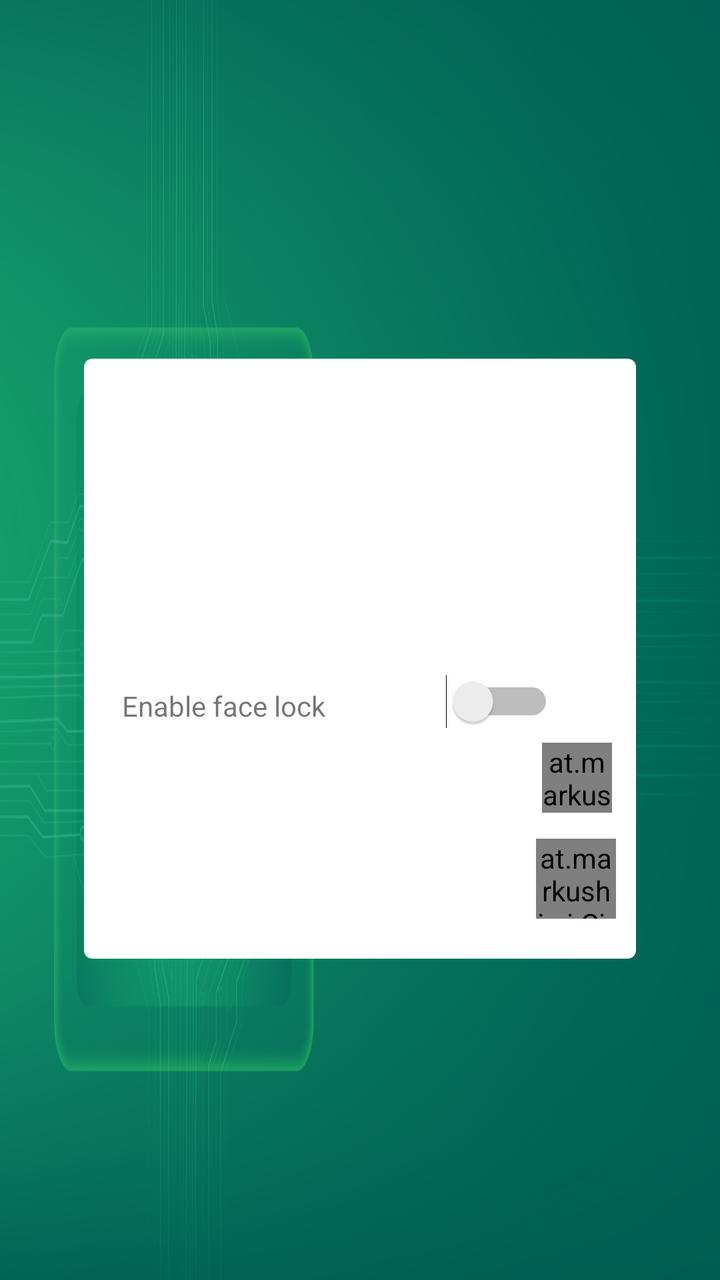
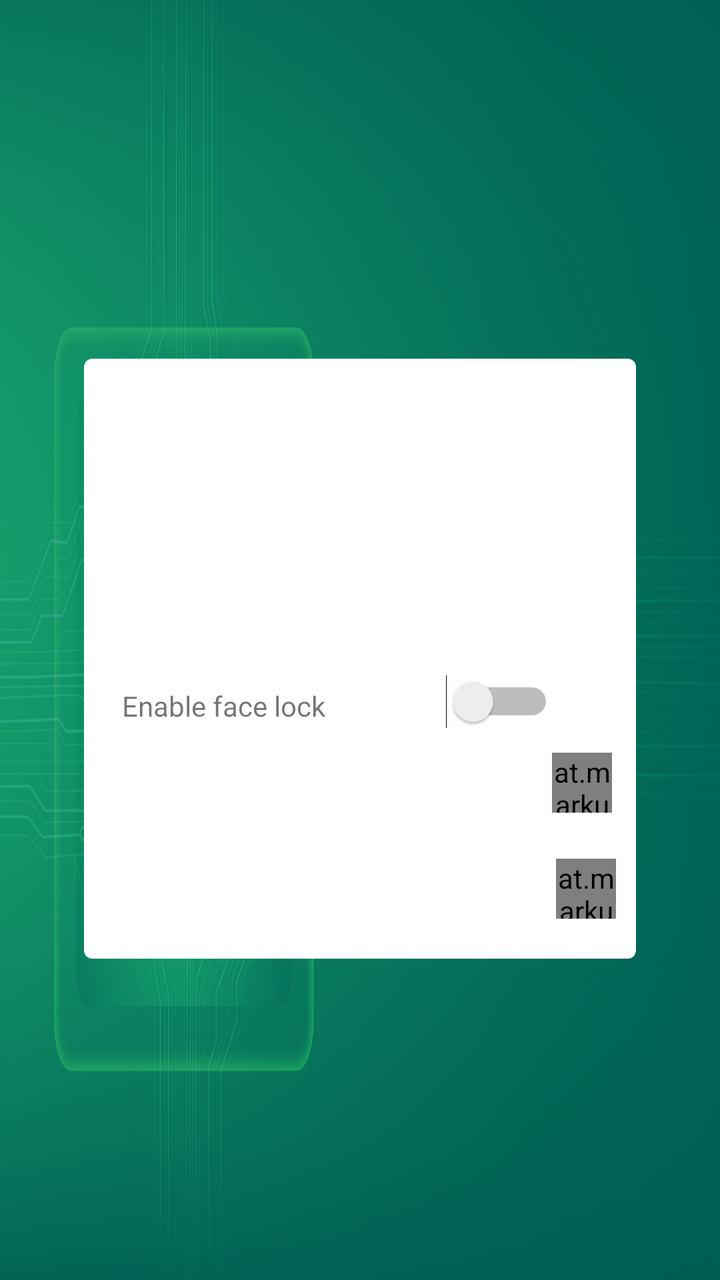

Before-and-after screenshots of an Android layout around one commit, followed by the original layout XML and the change that was made.
<!-- AndroidManifest.xml: application theme AppTheme -->
<!-- res/layout/activity_main.xml -->
<?xml version="1.0" encoding="utf-8"?>
<android.support.constraint.ConstraintLayout xmlns:android="http://schemas.android.com/apk/res/android"
  xmlns:app="http://schemas.android.com/apk/res-auto"
  xmlns:tools="http://schemas.android.com/tools"
  android:layout_width="match_parent"
  android:layout_height="match_parent"
  android:background="@drawable/background"
  tools:context=".MainActivity"
  >

  <View
    android:id="@+id/opacityFilter"
    android:layout_width="0dp"
    android:layout_height="0dp"
    android:layout_alignParentBottom="true"
    android:alpha="0.7"
    android:background="@color/colorPrimary"
    app:layout_constraintBottom_toBottomOf="parent"
    app:layout_constraintEnd_toEndOf="parent"
    app:layout_constraintHorizontal_bias="0.0"
    app:layout_constraintStart_toStartOf="parent"
    app:layout_constraintTop_toTopOf="parent"
    app:layout_constraintVertical_bias="0.0"></View>

  <android.support.v7.widget.CardView xmlns:card_view="http://schemas.android.com/apk/res-auto"
    android:id="@+id/cardView"
    android:layout_width="0dp"
    android:layout_height="300dp"
    android:layout_marginStart="42dp"
    android:layout_marginEnd="42dp"
    card_view:cardPreventCornerOverlap="false"
    android:elevation="5dp"
    card_view:cardCornerRadius="4dp"
    card_view:layout_constraintBottom_toBottomOf="parent"
    card_view:layout_constraintEnd_toEndOf="parent"
    card_view:layout_constraintHorizontal_bias="1.0"
    card_view:layout_constraintStart_toStartOf="parent"
    card_view:layout_constraintTop_toTopOf="parent"
    card_view:layout_constraintVertical_bias="0.527">

    <RelativeLayout
      android:layout_width="match_parent"
      android:layout_height="match_parent"
      android:orientation="vertical"
      android:layout_centerHorizontal="true"
      >

      <ImageView
        android:id="@+id/imageView"
        android:layout_width="58dp"
        android:layout_height="96dp"
        android:layout_alignParentStart="true"
        android:layout_alignParentLeft="true"
        android:layout_alignParentTop="true"
        android:layout_alignParentEnd="true"
        android:layout_alignParentRight="true"
        android:layout_alignParentBottom="true"
        android:layout_marginStart="92dp"
        android:layout_marginLeft="92dp"
        android:layout_marginTop="15dp"
        android:layout_marginEnd="87dp"
        android:layout_marginRight="87dp"
        android:layout_marginBottom="90dp"
        android:layout_weight="1"
        android:contentDescription="@string/app_name"
        app:srcCompat="@drawable/face_icon3" />

      <RelativeLayout
        android:layout_width="match_parent"
        android:layout_height="40dp"
        android:layout_alignParentStart="true"
        android:layout_alignParentLeft="true"
        android:layout_alignParentTop="true"
        android:layout_marginStart="0dp"
        android:layout_marginLeft="0dp"
        android:layout_marginTop="154dp">

        <TextView
          android:id="@+id/textView"
          android:layout_width="wrap_content"
          android:layout_height="wrap_content"
          android:layout_alignParentStart="true"
          android:layout_alignParentLeft="true"
          android:layout_alignParentTop="true"
          android:layout_alignParentBottom="true"
          android:layout_marginStart="19dp"
          android:layout_marginLeft="19dp"
          android:layout_marginTop="10dp"
          android:layout_marginBottom="12dp"
          android:text="Enable face lock"
          android:fontFamily="sans-serif"
          />

        <Switch
          android:id="@+id/enableLockSwitch"
          android:layout_width="80dp"
          android:layout_height="wrap_content"
          android:layout_alignParentTop="true"
          android:layout_alignParentEnd="true"
          android:layout_alignParentRight="true"
          android:layout_alignParentBottom="true"
          android:layout_marginStart="0dp"
          android:layout_marginLeft="0dp"
          android:layout_marginTop="4dp"
          android:layout_marginEnd="41dp"
          android:layout_marginRight="41dp"
          android:layout_marginBottom="9dp"
          android:layout_toEndOf="@+id/textView"
          android:layout_toRightOf="@+id/textView"
          tools:layout_editor_absoluteX="242dp"
          tools:layout_editor_absoluteY="323dp"
          />
      </RelativeLayout>

      <ListView
        android:id="@+id/faces"
        android:layout_width="178dp"
        android:layout_height="82dp"
        android:layout_alignParentStart="true"
        android:layout_alignParentBottom="true"
        android:layout_marginStart="3dp"

        >


      </ListView>

      <at.markushi.ui.CircleButton
        android:id="@+id/clearFacesButton"
        android:layout_width="40dp"
        android:layout_height="40dp"
        android:layout_alignParentEnd="true"
        android:layout_alignParentRight="true"
        android:layout_alignParentBottom="true"
        android:layout_marginEnd="10dp"
        android:layout_marginRight="10dp"
        android:layout_marginBottom="20dp"
        app:cb_color="?attr/colorError"
        app:cb_pressedRingWidth="15dip"
        android:text="Clear"
        android:src="@drawable/remove"
        android:textColor="@color/white"

        />

      <at.markushi.ui.CircleButton
        android:id="@+id/addFaceButton"
        android:layout_width="35dp"
        android:layout_height="35dp"
        android:layout_alignParentEnd="true"
        android:layout_alignParentRight="true"
        android:layout_alignParentBottom="true"
        android:layout_marginEnd="12dp"
        android:layout_marginRight="12dp"
        android:layout_marginBottom="73dp"
        android:src="@drawable/add_icon"
        android:text="Clear"
        android:textColor="@color/white"
        app:cb_color="?attr/colorError"
        app:cb_pressedRingWidth="15dip"

        />
    </RelativeLayout>



  </android.support.v7.widget.CardView>




</android.support.constraint.ConstraintLayout>
<!-- resources referenced by this layout -->
<resources>
  <color name="colorPrimary">#008577</color>
  <!-- drawable add_icon: png bitmap (drawable, 117932 bytes) -->
  <!-- drawable background: jpg bitmap (drawable, 504755 bytes) -->
  <!-- drawable face_icon3: png bitmap (drawable, 50154 bytes) -->
  <!-- drawable remove: png bitmap (drawable, 35349 bytes) -->
  <string name="app_name">Face Locker</string>
  <style name="AppTheme" parent="Theme.AppCompat.Light.DarkActionBar">
      
      <item name="colorPrimary">@color/colorPrimary</item>
      <item name="colorPrimaryDark">@color/colorPrimaryDark</item>
      <item name="colorAccent">@color/colorAccent</item>
    </style>
  <color name="colorPrimaryDark">#00574B</color>
  <color name="colorAccent">#1bd8b2</color>
</resources>

<!-- the commit's change to res/layout/activity_main.xml (unified diff, before → after) -->
@@ -127,8 +127,8 @@
 
       <at.markushi.ui.CircleButton
         android:id="@+id/clearFacesButton"
-        android:layout_width="40dp"
-        android:layout_height="40dp"
+        android:layout_width="30dp"
+        android:layout_height="30dp"
         android:layout_alignParentEnd="true"
         android:layout_alignParentRight="true"
         android:layout_alignParentBottom="true"
@@ -145,8 +145,8 @@
 
       <at.markushi.ui.CircleButton
         android:id="@+id/addFaceButton"
-        android:layout_width="35dp"
-        android:layout_height="35dp"
+        android:layout_width="30dp"
+        android:layout_height="30dp"
         android:layout_alignParentEnd="true"
         android:layout_alignParentRight="true"
         android:layout_alignParentBottom="true"
